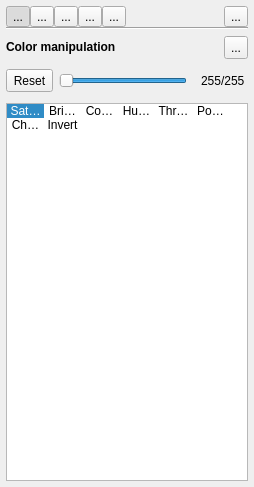
The window that src/MixingToolboxWidget.ui (markus-wa/glmixer-mirror) describes before a commit, drawn with Qt 5.
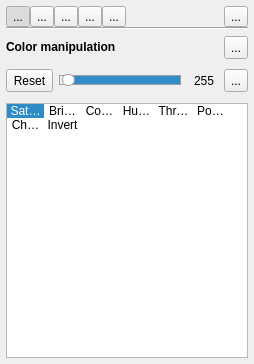
The same window after the commit. The open tabs and pages were chosen to show the change. Icons and pictures are not drawn.

Commit message: Implemtation of the preview button for color manipulation in mixing toolbox: allows to briefly disable the manipulation performed to look the the difference. Improved visual appearance of sliders for color manipulation (with explicit background).

Patch:
```diff
--- a/src/MixingToolboxWidget.ui
+++ b/src/MixingToolboxWidget.ui
@@ -7,7 +7,7 @@
     <x>0</x>
     <y>0</y>
     <width>254</width>
-    <height>487</height>
+    <height>364</height>
    </rect>
   </property>
   <property name="windowTitle">
@@ -612,7 +612,7 @@
         <number>6</number>
        </property>
        <item>
-        <layout class="QHBoxLayout" name="horizontalLayout_9">
+        <layout class="QHBoxLayout" name="horizontalLayoutcolor">
          <item>
           <widget class="QLabel" name="label_3">
            <property name="sizePolicy">
@@ -655,7 +655,9 @@
         </layout>
        </item>
        <item>
-        <widget class="QStackedWidget" name="stackedWidget">
+        <layout class="QHBoxLayout" name="horizontalLayout_9">
+         <item>
+          <widget class="QStackedWidget" name="colorToolBox">
          <property name="sizePolicy">
           <sizepolicy hsizetype="Preferred" vsizetype="Maximum">
            <horstretch>0</horstretch>
@@ -1164,12 +1166,46 @@
              <property name="toolTip">
               <string>Adjust number of colors</string>
              </property>
+               <property name="styleSheet">
+                <string notr="true"> QSlider::groove:horizontal {
+    border: 1px solid palette(dark);
+    height: 8px;
+	background: grey;
+ } 
+ QSlider::handle:horizontal {
+     background: palette(base);
+     border: 1px solid palette(dark);
+     width: 11px;
+     height: 11px;
+     margin: -2px 2px; 
+     border-radius: 6px;
+ }
+ QSlider::sub-page:horizontal {
+    border: 1px solid palette(dark);
+     background: palette(window);
+ }
+ QSlider::add-page:horizontal {
+    border: 1px solid palette(dark);
+     background: palette(highlight);
+ } 
+ QSlider::sub-page:horizontal:disabled {
+    border: 1px solid palette(mid);
+     background: palette(window);
+ }
+ QSlider::add-page:horizontal:disabled {
+    border: 1px solid palette(mid);
+     background: palette(midlight);
+ } </string>
+               </property>
              <property name="minimum">
               <number>1</number>
              </property>
              <property name="maximum">
               <number>255</number>
              </property>
+               <property name="pageStep">
+                <number>1</number>
+               </property>
              <property name="value">
               <number>255</number>
              </property>
@@ -1210,9 +1246,6 @@
              <property name="keyboardTracking">
               <bool>false</bool>
              </property>
-             <property name="suffix">
-              <string>/255</string>
-             </property>
              <property name="minimum">
               <number>1</number>
              </property>
@@ -1436,6 +1469,22 @@
         </widget>
        </item>
        <item>
+          <widget class="QToolButton" name="colorPreview">
+           <property name="toolTip">
+            <string>View without effect</string>
+           </property>
+           <property name="text">
+            <string>...</string>
+           </property>
+           <property name="icon">
+            <iconset resource="../icons.qrc">
+             <normaloff>:/glmixer/icons/eye.png</normaloff>:/glmixer/icons/eye.png</iconset>
+           </property>
+          </widget>
+         </item>
+        </layout>
+       </item>
+       <item>
         <widget class="QListWidget" name="colorList">
          <property name="toolTip">
           <string>Adjust the color filters</string>
```
Left out of the diff: 159 changed lines with no effect on the pictures. Lines whose indentation alone changed are shown as unchanged. The commit also changes 9 other files.
